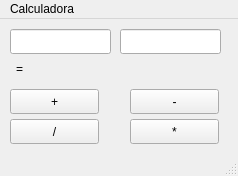
Before: the Qt Designer form mainwindow.ui in kibutzzz/calculcadora-qt, drawn with Qt 5.
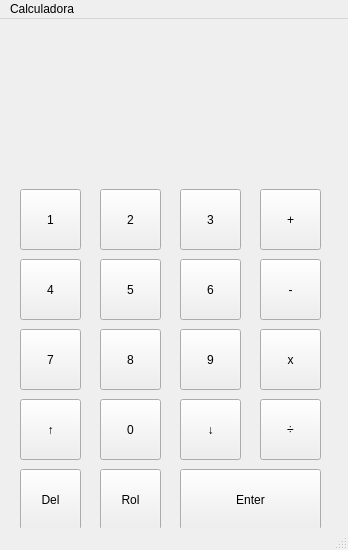
After: the same form once the commit is applied.

Commit message: layout da calculadora adicionado

```diff
--- a/mainwindow.ui
+++ b/mainwindow.ui
@@ -6,54 +6,202 @@
    <rect>
     <x>0</x>
     <y>0</y>
-    <width>238</width>
-    <height>176</height>
+    <width>348</width>
+    <height>550</height>
    </rect>
   </property>
+  <property name="sizePolicy">
+   <sizepolicy hsizetype="Ignored" vsizetype="Ignored">
+    <horstretch>0</horstretch>
+    <verstretch>0</verstretch>
+   </sizepolicy>
+  </property>
+  <property name="maximumSize">
+   <size>
+    <width>400</width>
+    <height>550</height>
+   </size>
+  </property>
   <property name="windowTitle">
    <string>MainWindow</string>
   </property>
   <widget class="QWidget" name="centralwidget">
-   <widget class="QLineEdit" name="operando1">
+   <widget class="QPushButton" name="pushButton">
     <property name="geometry">
      <rect>
-      <x>10</x>
-      <y>10</y>
-      <width>101</width>
-      <height>25</height>
+      <x>20</x>
+      <y>170</y>
+      <width>61</width>
+      <height>61</height>
      </rect>
     </property>
+    <property name="text">
+     <string>1</string>
+    </property>
    </widget>
-   <widget class="QLineEdit" name="operando2">
+   <widget class="QPushButton" name="pushButton_2">
     <property name="geometry">
      <rect>
-      <x>120</x>
-      <y>10</y>
-      <width>101</width>
-      <height>25</height>
+      <x>100</x>
+      <y>170</y>
+      <width>61</width>
+      <height>61</height>
      </rect>
     </property>
+    <property name="text">
+     <string>2</string>
+    </property>
    </widget>
-   <widget class="QLabel" name="resultado">
+   <widget class="QPushButton" name="pushButton_3">
     <property name="geometry">
      <rect>
-      <x>16</x>
-      <y>40</y>
-      <width>211</width>
-      <height>20</height>
+      <x>100</x>
+      <y>240</y>
+      <width>61</width>
+      <height>61</height>
      </rect>
     </property>
     <property name="text">
-     <string>=</string>
+     <string>5</string>
     </property>
    </widget>
    <widget class="QPushButton" name="btnAdicao">
     <property name="geometry">
      <rect>
-      <x>10</x>
-      <y>70</y>
-      <width>89</width>
-      <height>25</height>
+      <x>20</x>
+      <y>240</y>
+      <width>61</width>
+      <height>61</height>
+     </rect>
+    </property>
+    <property name="text">
+     <string>4</string>
+    </property>
+   </widget>
+   <widget class="QPushButton" name="pushButton_5">
+    <property name="geometry">
+     <rect>
+      <x>100</x>
+      <y>310</y>
+      <width>61</width>
+      <height>61</height>
+     </rect>
+    </property>
+    <property name="text">
+     <string>8</string>
+    </property>
+   </widget>
+   <widget class="QPushButton" name="pushButton_6">
+    <property name="geometry">
+     <rect>
+      <x>20</x>
+      <y>310</y>
+      <width>61</width>
+      <height>61</height>
+     </rect>
+    </property>
+    <property name="text">
+     <string>7</string>
+    </property>
+   </widget>
+   <widget class="QPushButton" name="pushButton_7">
+    <property name="geometry">
+     <rect>
+      <x>100</x>
+      <y>450</y>
+      <width>61</width>
+      <height>61</height>
+     </rect>
+    </property>
+    <property name="text">
+     <string>Rol</string>
+    </property>
+   </widget>
+   <widget class="QPushButton" name="pushButton_8">
+    <property name="geometry">
+     <rect>
+      <x>20</x>
+      <y>450</y>
+      <width>61</width>
+      <height>61</height>
+     </rect>
+    </property>
+    <property name="text">
+     <string>Del</string>
+    </property>
+   </widget>
+   <widget class="QPushButton" name="pushButton_9">
+    <property name="geometry">
+     <rect>
+      <x>180</x>
+      <y>450</y>
+      <width>141</width>
+      <height>61</height>
+     </rect>
+    </property>
+    <property name="text">
+     <string>Enter</string>
+    </property>
+   </widget>
+   <widget class="QPushButton" name="pushButton_10">
+    <property name="geometry">
+     <rect>
+      <x>100</x>
+      <y>380</y>
+      <width>61</width>
+      <height>61</height>
+     </rect>
+    </property>
+    <property name="text">
+     <string>0</string>
+    </property>
+   </widget>
+   <widget class="QPushButton" name="pushButton_11">
+    <property name="geometry">
+     <rect>
+      <x>20</x>
+      <y>380</y>
+      <width>61</width>
+      <height>61</height>
+     </rect>
+    </property>
+    <property name="text">
+     <string>↑</string>
+    </property>
+   </widget>
+   <widget class="QPushButton" name="pushButton_12">
+    <property name="geometry">
+     <rect>
+      <x>180</x>
+      <y>380</y>
+      <width>61</width>
+      <height>61</height>
+     </rect>
+    </property>
+    <property name="text">
+     <string>↓</string>
+    </property>
+   </widget>
+   <widget class="QPushButton" name="pushButton_13">
+    <property name="geometry">
+     <rect>
+      <x>260</x>
+      <y>310</y>
+      <width>61</width>
+      <height>61</height>
+     </rect>
+    </property>
+    <property name="text">
+     <string>x</string>
+    </property>
+   </widget>
+   <widget class="QPushButton" name="pushButton_14">
+    <property name="geometry">
+     <rect>
+      <x>260</x>
+      <y>170</y>
+      <width>61</width>
+      <height>61</height>
      </rect>
     </property>
     <property name="text">
@@ -63,10 +211,36 @@
    <widget class="QPushButton" name="btnSubtracao">
     <property name="geometry">
      <rect>
-      <x>130</x>
-      <y>70</y>
-      <width>89</width>
-      <height>25</height>
+      <x>180</x>
+      <y>310</y>
+      <width>61</width>
+      <height>61</height>
+     </rect>
+    </property>
+    <property name="text">
+     <string>9</string>
+    </property>
+   </widget>
+   <widget class="QPushButton" name="pushButton_16">
+    <property name="geometry">
+     <rect>
+      <x>180</x>
+      <y>240</y>
+      <width>61</width>
+      <height>61</height>
+     </rect>
+    </property>
+    <property name="text">
+     <string>6</string>
+    </property>
+   </widget>
+   <widget class="QPushButton" name="pushButton_17">
+    <property name="geometry">
+     <rect>
+      <x>260</x>
+      <y>240</y>
+      <width>61</width>
+      <height>61</height>
      </rect>
     </property>
     <property name="text">
@@ -76,27 +250,27 @@
    <widget class="QPushButton" name="btnDivisao">
     <property name="geometry">
      <rect>
-      <x>10</x>
-      <y>100</y>
-      <width>89</width>
-      <height>25</height>
+      <x>180</x>
+      <y>170</y>
+      <width>61</width>
+      <height>61</height>
      </rect>
     </property>
     <property name="text">
-     <string>/</string>
+     <string>3</string>
     </property>
    </widget>
    <widget class="QPushButton" name="btnMultiplicacao">
     <property name="geometry">
      <rect>
-      <x>130</x>
-      <y>100</y>
-      <width>89</width>
-      <height>25</height>
+      <x>260</x>
+      <y>380</y>
+      <width>61</width>
+      <height>61</height>
      </rect>
     </property>
     <property name="text">
-     <string>*</string>
+     <string>÷</string>
     </property>
    </widget>
   </widget>
@@ -105,7 +279,7 @@
     <rect>
      <x>0</x>
      <y>0</y>
-     <width>238</width>
+     <width>348</width>
      <height>22</height>
     </rect>
    </property>
```
Left out of the diff: 8 changed lines with no effect on the pictures.
